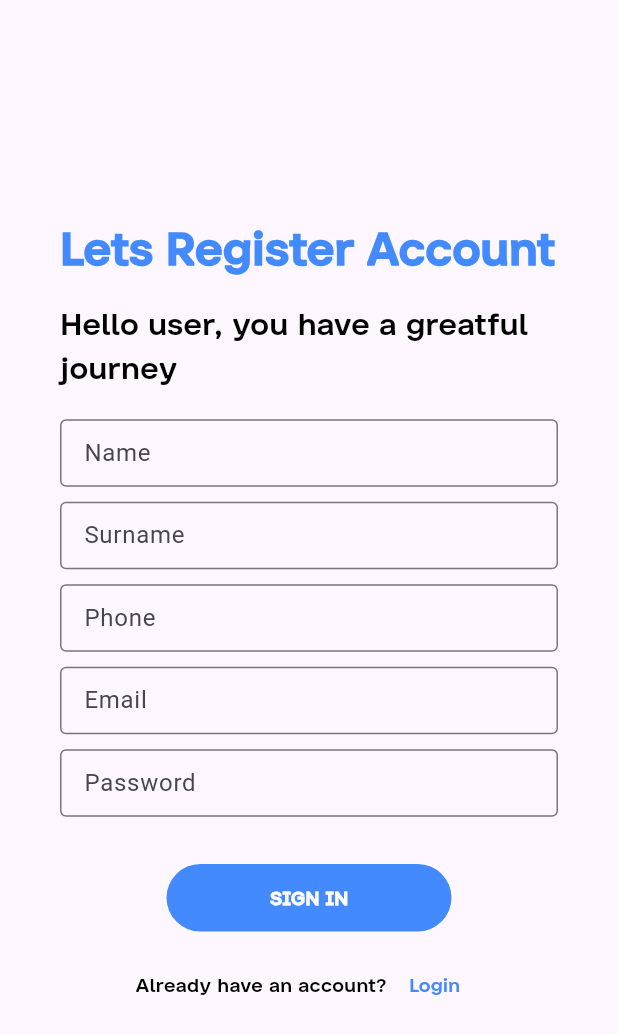
After one commit to marat-yusupov/isport-app, a Flutter app: the screen it shows after launch, after a tap on "CREATE ACCOUNT", on a phone screen of 412 x 824 dp. The commit adds this screen. Shown: the top 1034 px of the screen. Run offline on Flutter 3.47's test engine with Material 3 defaults, Android fonts, the phone set to English and light mode, and no system bars; network calls fail.

Commit message:
Add Registration page

```diff
--- a/lib/presentation/authentification/login.dart
+++ b/lib/presentation/authentification/login.dart
@@ -1,6 +1,7 @@
 import 'package:flutter/cupertino.dart';
 import 'package:flutter/material.dart';
 import 'package:isport_app/presentation/content/app_frame.dart';
+import 'package:isport_app/presentation/authentification/registration.dart';
 
 class Login extends StatefulWidget {
   const Login({super.key});
@@ -170,7 +171,12 @@ We miss you!
                       color: Colors.black),
                 ),
                 TextButton(
-                  onPressed: () {},
+                  onPressed: () {
+                    Navigator.push(
+                        context,
+                        CupertinoPageRoute(
+                            builder: (context) => const Registration()));
+                  },
                   style: ButtonStyle(
                       overlayColor:
                           MaterialStateProperty.all(Colors.transparent)),
--- /dev/null
+++ b/lib/presentation/authentification/registration.dart
@@ -0,0 +1,160 @@
+import 'package:flutter/cupertino.dart';
+import 'package:flutter/material.dart';
+import 'package:isport_app/presentation/content/app_frame.dart';
+import 'package:isport_app/presentation/authentification/login.dart';
+
+class Registration extends StatefulWidget {
+  const Registration({super.key});
+
+  @override
+  RegistrationState createState() => RegistrationState();
+}
+
+class RegistrationState extends State<Registration> {
+  int value = 5;
+
+  @override
+  Widget build(BuildContext context) {
+    return Scaffold(
+        body: Padding(
+            padding: EdgeInsets.only(left: 40, right: 40),
+            child: Column(
+                crossAxisAlignment: CrossAxisAlignment.start,
+                mainAxisAlignment: MainAxisAlignment.center,
+                children: [
+                  const Text(
+                    "Lets Register Account",
+                    style: TextStyle(
+                        fontFamily: 'Toboggan-Medium',
+                        fontSize: 30,
+                        fontWeight: FontWeight.bold,
+                        color: Colors.blueAccent),
+                    textAlign: TextAlign.left,
+                  ),
+                  const SizedBox(height: 15),
+                  const Text(
+                    "Hello user, you have a greatful journey",
+                    style: TextStyle(
+                        fontFamily: 'Toboggan-Medium',
+                        fontSize: 20,
+                        color: Colors.black),
+                    textAlign: TextAlign.left,
+                  ),
+                  const SizedBox(height: 20),
+                  const SizedBox(
+                    width: 425,
+                    height: 45,
+                    child: TextField(
+                        decoration: InputDecoration(
+                            focusedBorder: OutlineInputBorder(
+                              borderSide: BorderSide(color: Colors.blueAccent),
+                            ),
+                            border: OutlineInputBorder(),
+                            labelText: "Name")),
+                  ),
+                  const SizedBox(height: 10),
+                  const SizedBox(
+                    width: 425,
+                    height: 45,
+                    child: TextField(
+                        decoration: InputDecoration(
+                            focusedBorder: OutlineInputBorder(
+                              borderSide: BorderSide(color: Colors.blueAccent),
+                            ),
+                            border: OutlineInputBorder(),
+                            labelText: "Surname")),
+                  ),
+                  const SizedBox(height: 10),
+                  const SizedBox(
+                    width: 425,
+                    height: 45,
+                    child: TextField(
+                        decoration: InputDecoration(
+                            focusedBorder: OutlineInputBorder(
+                              borderSide: BorderSide(color: Colors.blueAccent),
+                            ),
+                            border: OutlineInputBorder(),
+                            labelText: "Phone")),
+                  ),
+                  const SizedBox(height: 10),
+                  const SizedBox(
+                    width: 425,
+                    height: 45,
+                    child: TextField(
+                        decoration: InputDecoration(
+                            focusedBorder: OutlineInputBorder(
+                              borderSide: BorderSide(color: Colors.blueAccent),
+                            ),
+                            border: OutlineInputBorder(),
+                            labelText: "Email")),
+                  ),
+                  const SizedBox(height: 10),
+                  const SizedBox(
+                    width: 425,
+                    height: 45,
+                    child: TextField(
+                        obscureText: true,
+                        decoration: InputDecoration(
+                            focusedBorder: OutlineInputBorder(
+                              borderSide: BorderSide(color: Colors.blueAccent),
+                            ),
+                            border: OutlineInputBorder(),
+                            labelText: "Password")),
+                  ),
+                  const SizedBox(height: 30),
+                  Center(
+                    child: TextButton(
+                      onPressed: () {
+                        Navigator.push(
+                            context,
+                            CupertinoPageRoute(
+                                builder: (context) => const AppFrame()));
+                      },
+                      style: TextButton.styleFrom(
+                          backgroundColor: Colors.blueAccent,
+                          fixedSize: const Size(190, 45)),
+                      child: const Text(
+                        "SIGN IN",
+                        style: TextStyle(
+                            color: Colors.white,
+                            fontFamily: "Toboggan-Medium",
+                            fontSize: 12.5,
+                            fontStyle: FontStyle.normal,
+                            fontWeight: FontWeight.bold),
+                      ),
+                    ),
+                  ),
+                  const SizedBox(height: 10),
+                  Row(
+                      mainAxisAlignment: MainAxisAlignment.center,
+                      crossAxisAlignment: CrossAxisAlignment.center,
+                      children: [
+                        const Text(
+                          "Already have an account?",
+                          style: TextStyle(
+                              fontFamily: 'Toboggan-Medium',
+                              fontSize: 12.5,
+                              color: Colors.black),
+                        ),
+                        TextButton(
+                          onPressed: () {
+                            Navigator.push(
+                                context,
+                                CupertinoPageRoute(
+                                    builder: (context) => const Login()));
+                          },
+                          style: ButtonStyle(
+                              overlayColor: MaterialStateProperty.all(
+                                  Colors.transparent)),
+                          child: const Text(
+                            "Login",
+                            style: TextStyle(
+                                fontFamily: 'Toboggan-Medium',
+                                fontSize: 12.5,
+                                color: Colors.blueAccent),
+                          ),
+                        )
+                      ])
+                ])));
+  }
+}
--- a/lib/presentation/welcome.dart
+++ b/lib/presentation/welcome.dart
@@ -1,6 +1,7 @@
 import 'package:flutter/cupertino.dart';
 import 'package:flutter/material.dart';
 import 'package:isport_app/presentation/authentification/login.dart';
+import 'package:isport_app/presentation/authentification/registration.dart';
 
 class Welcome extends StatefulWidget {
   const Welcome({super.key});
@@ -58,7 +59,12 @@ Register now!
             ),
             const SizedBox(height: 20),
             TextButton(
-              onPressed: null,
+              onPressed: () {
+                Navigator.push(
+                    context,
+                    CupertinoPageRoute(
+                        builder: (context) => const Registration()));
+              },
               style: TextButton.styleFrom(
                   backgroundColor: Colors.blueAccent,
                   fixedSize: const Size(190, 45)),
```
Also changed, not shown: pubspec.lock.
